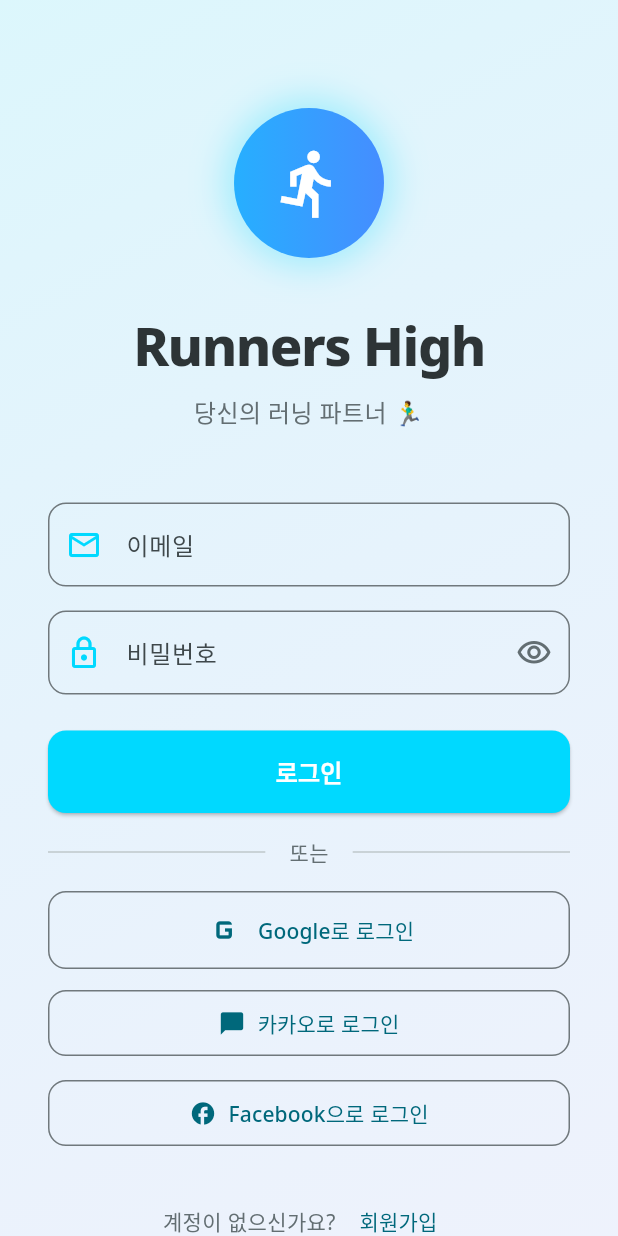
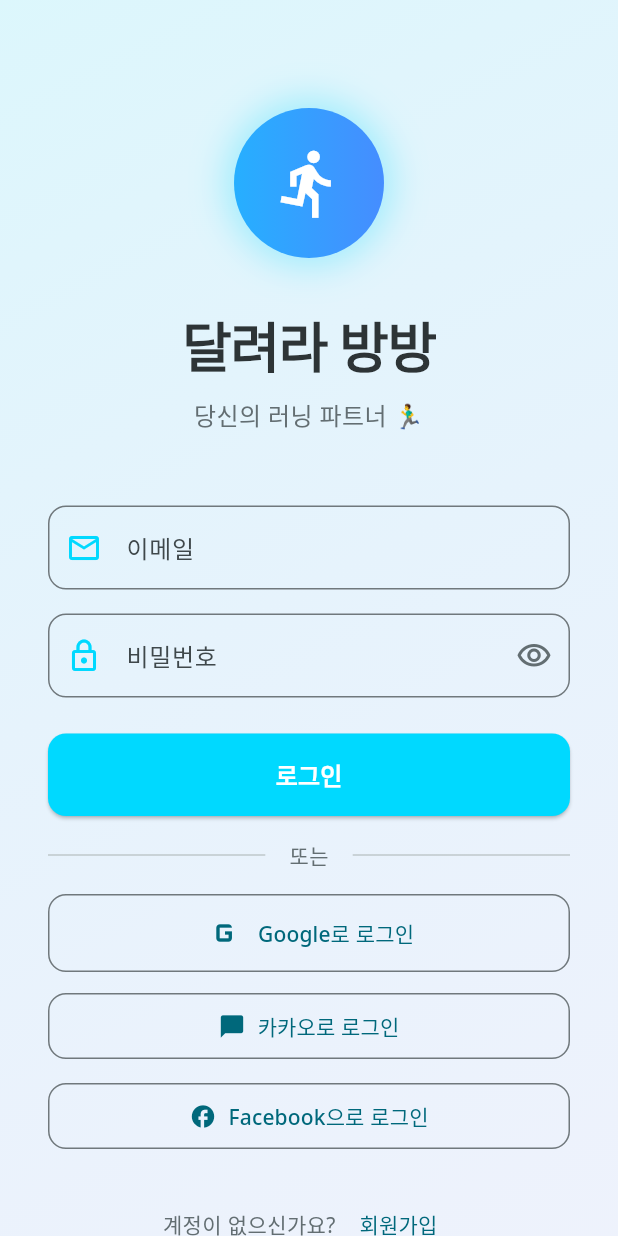
Before and after one commit to minerba/runners-high, a Flutter app: the screen it shows after launch, on a phone screen of 412 x 824 dp. Run offline on Flutter 3.47's test engine with Material 3 defaults, Android fonts, the light colour scheme and no system bars; our stand-ins replace cached_network_image, google_fonts, supabase_flutter; accounts and stored records are empty.

Commit message:
Change app title from 'Runners High' to '달려라 방방'

```diff
--- a/lib/main.dart
+++ b/lib/main.dart
@@ -30,7 +30,7 @@ class MyApp extends StatelessWidget {
         ChangeNotifierProvider(create: (_) => AuthService()),
       ],
       child: MaterialApp(
-        title: 'Runners High',
+        title: '달려라 방방',
         debugShowCheckedModeBanner: false,
         theme: ThemeData(
           colorScheme: ColorScheme.fromSeed(
--- a/lib/screens/auth/login_screen.dart
+++ b/lib/screens/auth/login_screen.dart
@@ -125,7 +125,7 @@ class _LoginScreenState extends State<LoginScreen> {
                   ),
                   const SizedBox(height: 32),
                   Text(
-                    'Runners High',
+                    '달려라 방방',
                     textAlign: TextAlign.center,
                     style: TextStyle(
                       fontSize: 36,
--- a/lib/screens/home/home_screen.dart
+++ b/lib/screens/home/home_screen.dart
@@ -57,7 +57,7 @@ class _HomeScreenState extends State<HomeScreen> {
           children: [
             Icon(Icons.directions_run, color: AppColors.primary),
             const SizedBox(width: 8),
-            const Text('Runners High'),
+            const Text('달려라 방방'),
           ],
         ),
         actions: [
```
Also changed, not shown: 1 other file.
